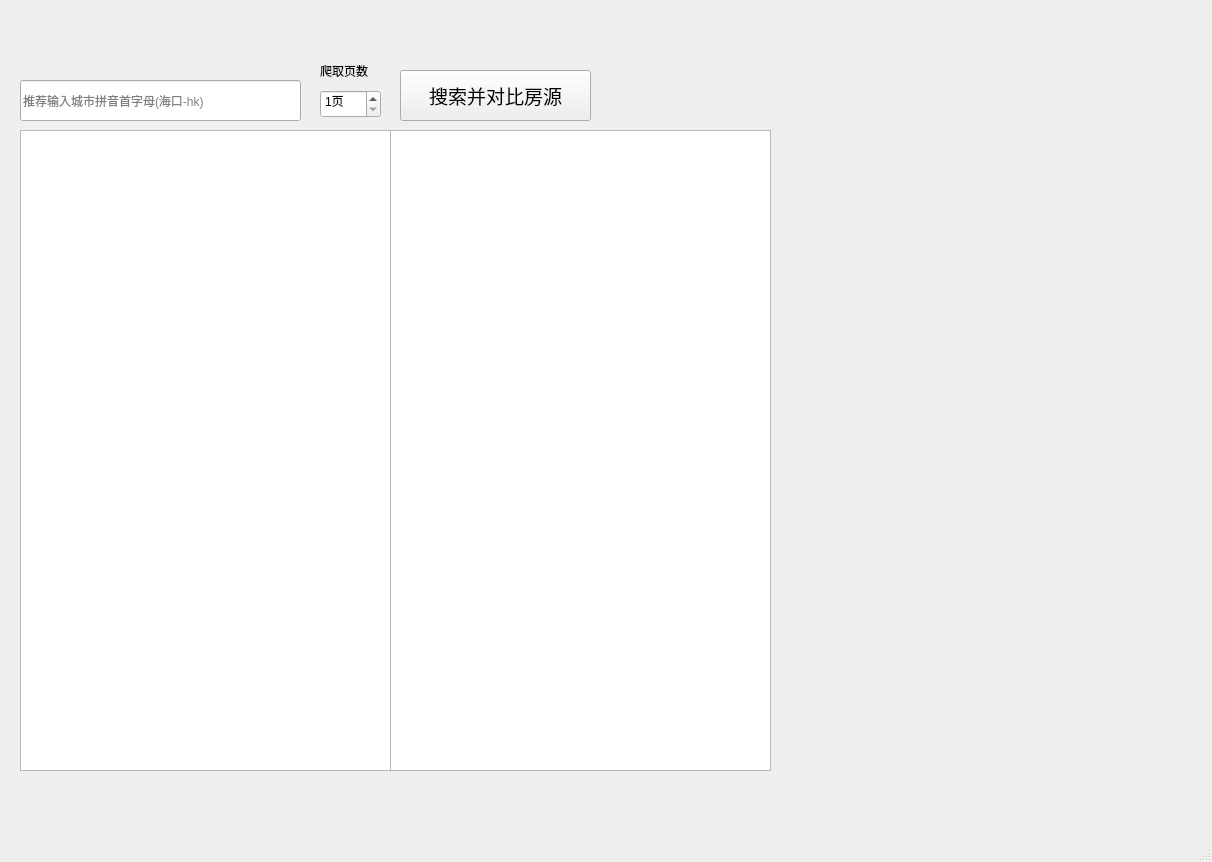
Qt form mainwindow.ui (WebClawler-324/super-crawler) before a commit.
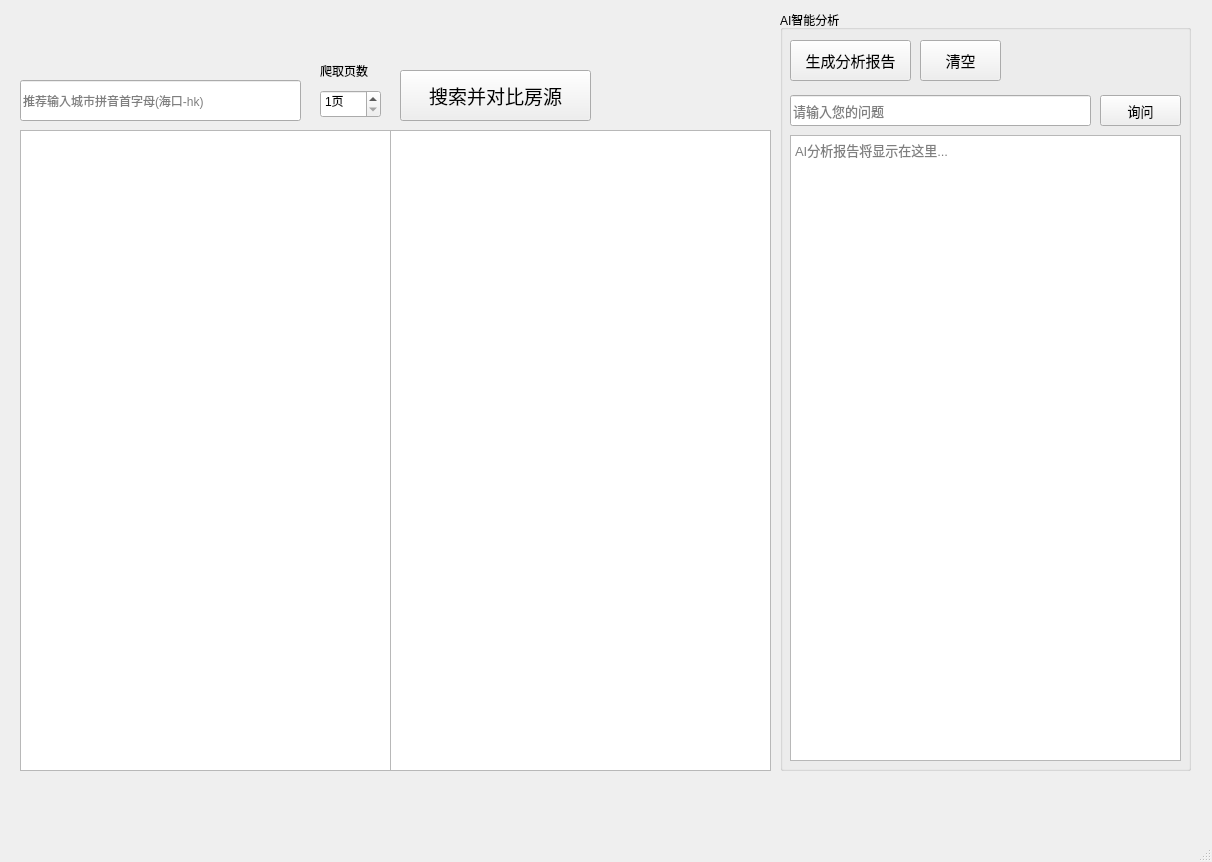
The same form after that commit. The open tabs and pages were chosen to show the change.

Patch:
```diff
--- a/mainwindow.ui
+++ b/mainwindow.ui
@@ -172,6 +172,112 @@
        </font>
       </property>
      </widget>
+     <widget class="QGroupBox" name="aiAnalysisGroup">
+      <property name="geometry">
+       <rect>
+        <x>780</x>
+        <y>10</y>
+        <width>411</width>
+        <height>761</height>
+       </rect>
+      </property>
+      <property name="title">
+       <string>AI智能分析</string>
+      </property>
+      <widget class="QPushButton" name="analyzeBtn">
+       <property name="geometry">
+        <rect>
+         <x>10</x>
+         <y>30</y>
+         <width>121</width>
+         <height>41</height>
+        </rect>
+       </property>
+       <property name="font">
+        <font>
+         <pointsize>11</pointsize>
+        </font>
+       </property>
+       <property name="text">
+        <string>生成分析报告</string>
+       </property>
+      </widget>
+      <widget class="QPushButton" name="clearAnalysisBtn">
+       <property name="geometry">
+        <rect>
+         <x>140</x>
+         <y>30</y>
+         <width>81</width>
+         <height>41</height>
+        </rect>
+       </property>
+       <property name="font">
+        <font>
+         <pointsize>11</pointsize>
+        </font>
+       </property>
+       <property name="text">
+        <string>清空</string>
+       </property>
+      </widget>
+      <widget class="QLineEdit" name="questionInput">
+       <property name="geometry">
+        <rect>
+         <x>10</x>
+         <y>85</y>
+         <width>301</width>
+         <height>31</height>
+        </rect>
+       </property>
+       <property name="font">
+        <font>
+         <pointsize>10</pointsize>
+        </font>
+       </property>
+       <property name="placeholderText">
+        <string>请输入您的问题</string>
+       </property>
+      </widget>
+      <widget class="QPushButton" name="askQuestionBtn">
+       <property name="geometry">
+        <rect>
+         <x>320</x>
+         <y>85</y>
+         <width>81</width>
+         <height>31</height>
+        </rect>
+       </property>
+       <property name="font">
+        <font>
+         <pointsize>10</pointsize>
+        </font>
+       </property>
+       <property name="text">
+        <string>询问</string>
+       </property>
+      </widget>
+      <widget class="QTextEdit" name="aiAnalysisText">
+       <property name="geometry">
+        <rect>
+         <x>10</x>
+         <y>125</y>
+         <width>391</width>
+         <height>626</height>
+        </rect>
+       </property>
+       <property name="font">
+        <font>
+         <pointsize>10</pointsize>
+        </font>
+       </property>
+       <property name="placeholderText">
+        <string>AI分析报告将显示在这里...</string>
+       </property>
+       <property name="readOnly">
+        <bool>true</bool>
+       </property>
+      </widget>
+     </widget>
     </widget>
    </widget>
   </widget>
```
